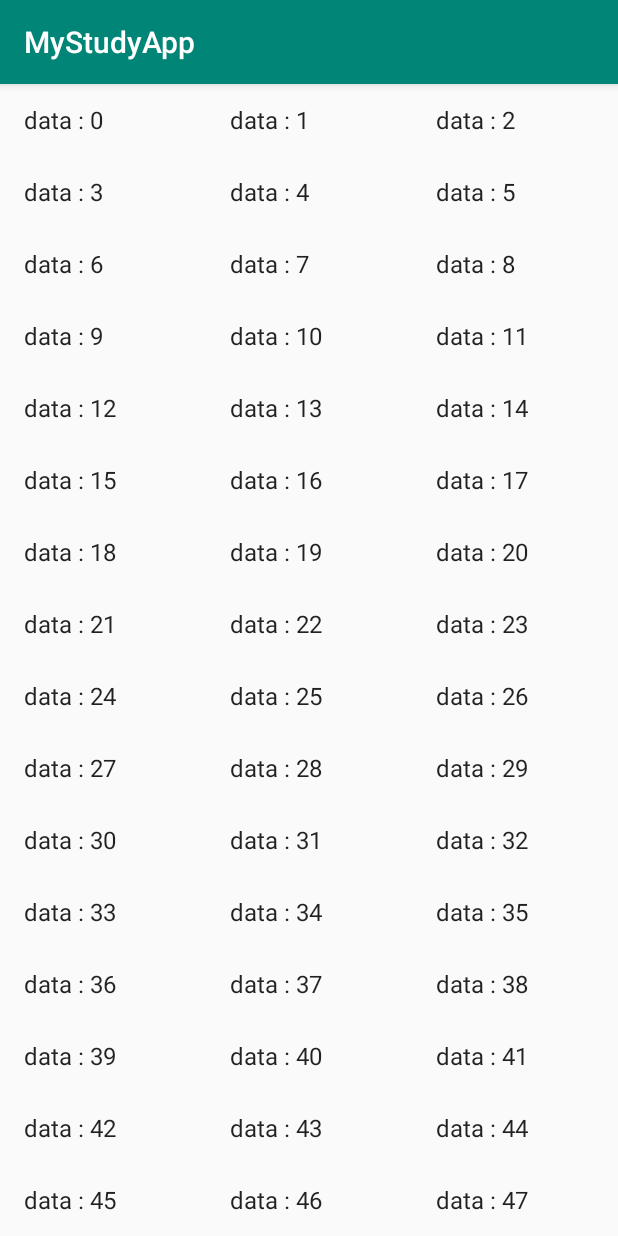
After one commit to Mo0k94/MyStudyApp, an Android app: the RecyclerViewActivity screen opened directly, with no data from a screen before it, on a phone screen of 412 x 824 dp. The commit adds this screen. Run offline under Robolectric (Android 15) with nearby library versions, the phone set to English and light mode, and no system bars.

Commit message:
RecyclerView 연습

```diff
--- a/app/src/main/AndroidManifest.xml
+++ b/app/src/main/AndroidManifest.xml
@@ -7,10 +7,6 @@
          Google Maps Android API v2, but you must specify either coarse or fine
          location permissions for the 'MyLocation' functionality.
     -->
-    <uses-permission android:name="android.permission.ACCESS_FINE_LOCATION" />
-    <uses-permission android:name="android.permission.INTERNET" />
-    <uses-permission android:name="android.permission.READ_EXTERNAL_STORAGE" />
-
     <application
         android:allowBackup="true"
         android:icon="@mipmap/ic_launcher"
@@ -19,7 +15,8 @@
         android:supportsRtl="true"
         android:theme="@style/AppTheme"
         tools:ignore="GoogleAppIndexingWarning">
-        <activity android:name=".activities.AsyncTaskActivity"></activity>
+        <activity android:name=".activities.RecyclerViewActivity"></activity>
+        <activity android:name=".activities.AsyncTaskActivity" />
         <activity android:name=".activities.ThreadActivity" />
         <activity android:name=".activities.GalleryActivity" />
         <!--
@@ -30,13 +27,10 @@
              sign the APK for publishing.
              You can define the keys for the debug and release targets in src/debug/ and src/release/.
         -->
-        <meta-data
-            android:name="com.google.android.geo.API_KEY"
-            android:value="@string/google_maps_key" />
-
         <activity
             android:name=".activities.MapsActivity"
             android:label="@string/title_activity_maps" />
+
         <activity android:name=".activities.GeoIpActivity" />
         <activity android:name=".activities.WeatherApiActivity" />
         <activity android:name=".activities.ViewPagerExamActivity" />
@@ -64,6 +58,13 @@
             </intent-filter>
         </activity>
         <activity android:name=".activities.MainActivity" />
+        <meta-data
+            android:name="com.google.android.geo.API_KEY"
+            android:value="@string/google_maps_key" />
     </application>
+    <uses-permission android:name="android.permission.INTERNET" />
+    <uses-permission android:name="android.permission.READ_EXTERNAL_STORAGE" />
+
+    <uses-permission android:name="android.permission.ACCESS_FINE_LOCATION" />
 
 </manifest>
--- a/app/src/main/java/com/example/mystudyapp/ListViewActivity.java
+++ b/app/src/main/java/com/example/mystudyapp/ListViewActivity.java
@@ -24,6 +24,7 @@ import com.example.mystudyapp.activities.ListViewExamActivity;
 import com.example.mystudyapp.activities.MainActivity;
 import com.example.mystudyapp.activities.MapsActivity;
 import com.example.mystudyapp.activities.MemoActivity;
+import com.example.mystudyapp.activities.RecyclerViewActivity;
 import com.example.mystudyapp.activities.ThreadActivity;
 import com.example.mystudyapp.activities.ViewPagerActivity;
 import com.example.mystudyapp.activities.ViewPagerExamActivity;
@@ -83,6 +84,7 @@ public class ListViewActivity extends AppCompatActivity {
         addItem("18) 쓰레드 ", "Thread연습 ", ThreadActivity.class);
         addItem("18) AsyncTask ", "AsyncTask연습 ", AsyncTaskActivity.class);
         addItem("19) AsyncTask ", "Progress연습 ", AsyncTaskActivity.class);
+        addItem("20) RecyclerView ", "2019-09-08 ", RecyclerViewActivity.class);
 
         Collections.reverse(mDataList);
         mAdapter = new MyAdapter(mDataList);
--- /dev/null
+++ b/app/src/main/java/com/example/mystudyapp/activities/RecyclerViewActivity.java
@@ -0,0 +1,80 @@
+package com.example.mystudyapp.activities;
+
+import android.support.annotation.NonNull;
+import android.support.v7.app.AppCompatActivity;
+import android.os.Bundle;
+import android.support.v7.widget.RecyclerView;
+import android.view.LayoutInflater;
+import android.view.View;
+import android.view.ViewGroup;
+import android.widget.TextView;
+
+import com.example.mystudyapp.R;
+
+import java.util.ArrayList;
+import java.util.List;
+
+public class RecyclerViewActivity extends AppCompatActivity {
+
+
+    private RecyclerView mRecycle_view;
+    @Override
+    protected void onCreate(Bundle savedInstanceState) {
+        super.onCreate(savedInstanceState);
+        setContentView(R.layout.activity_recycler_view);
+
+        mRecycle_view = findViewById(R.id.recycle_view);
+
+        List<String> data = new ArrayList<>();
+
+        for (int i=0; i<100; i++){
+            data.add("data : " + i);
+        }
+
+        MyRecyclerAdapter adapter = new MyRecyclerAdapter(data);
+
+        mRecycle_view.setAdapter(adapter);
+
+    }
+
+
+    private static class ViewHolder extends RecyclerView.ViewHolder{
+
+        TextView textView;
+        public ViewHolder(@NonNull View itemView) {
+            super(itemView);
+
+            textView =  itemView.findViewById(android.R.id.text1);
+        }
+    }
+
+    private static class MyRecyclerAdapter extends RecyclerView.Adapter<ViewHolder>{
+
+
+        private final List<String> mData;
+
+        public MyRecyclerAdapter(List<String> dataList){
+            mData = dataList;
+        }
+        @NonNull
+        @Override
+        public ViewHolder onCreateViewHolder(@NonNull ViewGroup parent, int i) {
+            View convertView = LayoutInflater.from(parent.getContext())
+                    .inflate(android.R.layout.simple_list_item_1,parent,false);
+
+            ViewHolder viewHolder =new ViewHolder(convertView);
+
+            return viewHolder;
+        }
+
+        @Override
+        public void onBindViewHolder(@NonNull ViewHolder viewHolder, int position) {
+            viewHolder.textView.setText(mData.get(position));
+        }
+
+        @Override
+        public int getItemCount() {
+            return mData.size();
+        }
+    }
+}
--- /dev/null
+++ b/app/src/main/res/layout/activity_recycler_view.xml
@@ -0,0 +1,16 @@
+<?xml version="1.0" encoding="utf-8"?>
+<RelativeLayout xmlns:android="http://schemas.android.com/apk/res/android"
+    xmlns:app="http://schemas.android.com/apk/res-auto"
+    xmlns:tools="http://schemas.android.com/tools"
+    android:layout_width="match_parent"
+    android:layout_height="match_parent"
+    tools:context=".activities.RecyclerViewActivity">
+
+    <android.support.v7.widget.RecyclerView
+        android:layout_width="match_parent"
+        android:layout_height="match_parent"
+        app:layoutManager="android.support.v7.widget.GridLayoutManager"
+        app:spanCount="3"
+        android:orientation="vertical"
+        android:id="@+id/recycle_view"/>
+</RelativeLayout>
--- a/build.gradle
+++ b/build.gradle
@@ -7,7 +7,7 @@ buildscript {
 
     }
     dependencies {
-        classpath 'com.android.tools.build:gradle:3.4.2'
+        classpath 'com.android.tools.build:gradle:3.5.0'
 
         // NOTE: Do not place your application dependencies here; they belong
         // in the individual module build.gradle files
```
Also changed, not shown: gradle/wrapper/gradle-wrapper.properties.
